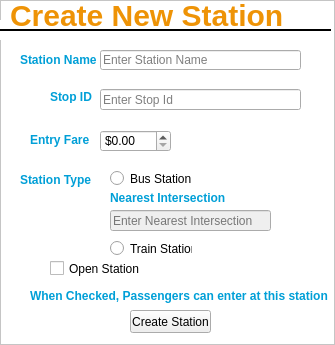
First picture: the form in app/ui/createNewStation.ui, repository alishan-kaisani/CS4400-GUI, before the edit.
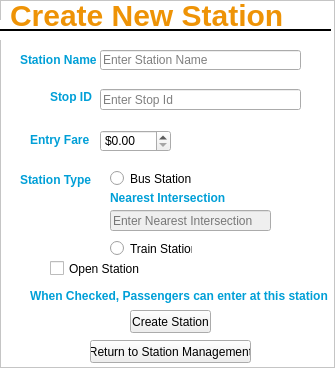
Second picture: the form after the edit. Icons and pictures are not drawn.

Diff of the .ui file:
```diff
--- a/app/ui/createNewStation.ui
+++ b/app/ui/createNewStation.ui
@@ -7,7 +7,7 @@
     <x>0</x>
     <y>0</y>
     <width>335</width>
-    <height>345</height>
+    <height>368</height>
    </rect>
   </property>
   <property name="windowTitle">
@@ -317,6 +317,19 @@
     <double>0.000000000000000</double>
    </property>
   </widget>
+  <widget class="QPushButton" name="returnStationButton">
+   <property name="geometry">
+    <rect>
+     <x>90</x>
+     <y>340</y>
+     <width>161</width>
+     <height>23</height>
+    </rect>
+   </property>
+   <property name="text">
+    <string>Return to Station Management</string>
+   </property>
+  </widget>
  </widget>
  <resources>
   <include location="../qtResources.qrc"/>
```
